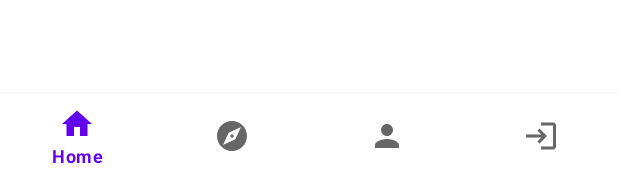
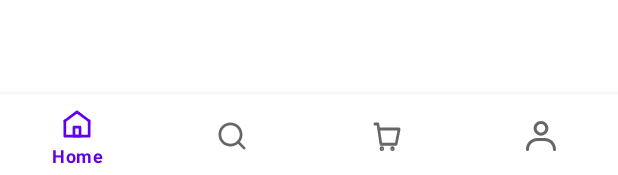
Before and after one commit to IT21168390/E-commerce_Customers_Android_App-EAD_Assessment, an Android app: the layout activity_main.xml on its own in the app's theme, with its tools: preview values and no code run, on a phone screen of 412 x 824 dp. Shown: the part 1058-1233 px from the top of the screen. Run offline under Robolectric (Android 15) with nearby library versions, the phone set to English and light mode, and no system bars.

Commit message:
Updated bottom navigation bar

```diff
--- /dev/null
+++ b/app/src/main/res/drawable/cart.xml
@@ -0,0 +1,23 @@
+<vector xmlns:android="http://schemas.android.com/apk/res/android"
+    android:width="24dp"
+    android:height="24dp"
+    android:viewportWidth="24"
+    android:viewportHeight="24">
+  <path
+      android:pathData="M8.569,21C8.848,21 9.075,20.748 9.075,20.438C9.075,20.127 8.848,19.875 8.569,19.875C8.289,19.875 8.063,20.127 8.063,20.438C8.063,20.748 8.289,21 8.569,21Z"
+      android:strokeLineJoin="round"
+      android:strokeWidth="2"
+      android:fillColor="#9098B1"
+      android:strokeColor="#9098B1"
+      android:strokeLineCap="round"/>
+  <path
+      android:pathData="M15.657,21C15.936,21 16.163,20.748 16.163,20.438C16.163,20.127 15.936,19.875 15.657,19.875C15.377,19.875 15.15,20.127 15.15,20.438C15.15,20.748 15.377,21 15.657,21Z"
+      android:strokeLineJoin="round"
+      android:strokeWidth="2"
+      android:fillColor="#9098B1"
+      android:strokeColor="#9098B1"
+      android:strokeLineCap="round"/>
+  <path
+      android:pathData="M3.9,3C3.403,3 3,3.448 3,4C3,4.553 3.403,5 3.9,5V3ZM5.925,4L6.813,3.836C6.74,3.354 6.365,3 5.925,3V4ZM7.95,17.5L7.062,17.665C7.135,18.147 7.51,18.5 7.95,18.5V17.5ZM18.075,17.5V18.5C18.497,18.5 18.862,18.175 18.954,17.717L18.075,17.5ZM20.1,7.375L20.979,7.592C21.038,7.296 20.973,6.986 20.802,6.75C20.631,6.513 20.373,6.375 20.1,6.375V7.375ZM6.938,6.375C6.44,6.375 6.037,6.823 6.037,7.375C6.037,7.928 6.44,8.375 6.938,8.375V6.375ZM3.9,5H5.925V3H3.9V5ZM5.037,4.165L7.062,17.665L8.838,17.336L6.813,3.836L5.037,4.165ZM7.95,18.5H18.075V16.5H7.95V18.5ZM18.954,17.717L20.979,7.592L19.221,7.158L17.196,17.283L18.954,17.717ZM20.1,6.375H6.938V8.375H20.1V6.375Z"
+      android:fillColor="#9098B1"/>
+</vector>
--- /dev/null
+++ b/app/src/main/res/drawable/home.xml
@@ -0,0 +1,15 @@
+<vector xmlns:android="http://schemas.android.com/apk/res/android"
+    android:width="24dp"
+    android:height="24dp"
+    android:viewportWidth="24"
+    android:viewportHeight="24">
+  <path
+      android:pathData="M3.36,9.255C2.962,9.553 2.882,10.118 3.18,10.515C3.478,10.913 4.042,10.993 4.44,10.695L3.36,9.255ZM12,3.9L12.54,3.18C12.22,2.94 11.78,2.94 11.46,3.18L12,3.9ZM19.56,10.695C19.958,10.993 20.522,10.913 20.82,10.515C21.118,10.118 21.038,9.553 20.64,9.255L19.56,10.695ZM4.44,10.695L12.54,4.62L11.46,3.18L3.36,9.255L4.44,10.695ZM11.46,4.62L19.56,10.695L20.64,9.255L12.54,3.18L11.46,4.62Z"
+      android:fillColor="#9098B1"/>
+  <path
+      android:pathData="M21,9.975C21,9.478 20.597,9.075 20.1,9.075C19.603,9.075 19.2,9.478 19.2,9.975H21ZM20.1,20.1V21C20.597,21 21,20.597 21,20.1H20.1ZM3.9,20.1H3C3,20.597 3.403,21 3.9,21V20.1ZM4.8,9.975C4.8,9.478 4.397,9.075 3.9,9.075C3.403,9.075 3,9.478 3,9.975H4.8ZM19.2,9.975V20.1H21V9.975H19.2ZM20.1,19.2H3.9V21H20.1V19.2ZM4.8,20.1V9.975H3V20.1H4.8Z"
+      android:fillColor="#9098B1"/>
+  <path
+      android:pathData="M9.975,14.025V13.125C9.478,13.125 9.075,13.528 9.075,14.025H9.975ZM14.025,14.025H14.925C14.925,13.528 14.522,13.125 14.025,13.125V14.025ZM14.025,20.1V21C14.522,21 14.925,20.597 14.925,20.1H14.025ZM9.975,20.1H9.075C9.075,20.597 9.478,21 9.975,21V20.1ZM9.975,14.925H14.025V13.125H9.975V14.925ZM13.125,14.025V20.1H14.925V14.025H13.125ZM14.025,19.2H9.975V21H14.025V19.2ZM10.875,20.1V14.025H9.075V20.1H10.875Z"
+      android:fillColor="#9098B1"/>
+</vector>
--- /dev/null
+++ b/app/src/main/res/drawable/search.xml
@@ -0,0 +1,12 @@
+<vector xmlns:android="http://schemas.android.com/apk/res/android"
+    android:width="24dp"
+    android:height="24dp"
+    android:viewportWidth="24"
+    android:viewportHeight="24">
+  <path
+      android:pathData="M17.175,10.988C17.175,14.405 14.405,17.175 10.988,17.175V18.975C15.399,18.975 18.975,15.399 18.975,10.988H17.175ZM10.988,17.175C7.57,17.175 4.8,14.405 4.8,10.988H3C3,15.399 6.576,18.975 10.988,18.975V17.175ZM4.8,10.988C4.8,7.57 7.57,4.8 10.988,4.8V3C6.576,3 3,6.576 3,10.988H4.8ZM10.988,4.8C14.405,4.8 17.175,7.57 17.175,10.988H18.975C18.975,6.576 15.399,3 10.988,3V4.8Z"
+      android:fillColor="#9098B1"/>
+  <path
+      android:pathData="M16.687,15.414C16.335,15.062 15.766,15.062 15.414,15.414C15.063,15.765 15.063,16.335 15.414,16.687L16.687,15.414ZM19.464,20.737C19.816,21.088 20.385,21.088 20.737,20.737C21.088,20.385 21.088,19.815 20.737,19.464L19.464,20.737ZM15.414,16.687L19.464,20.737L20.737,19.464L16.687,15.414L15.414,16.687Z"
+      android:fillColor="#9098B1"/>
+</vector>
--- /dev/null
+++ b/app/src/main/res/drawable/user.xml
@@ -0,0 +1,14 @@
+<vector xmlns:android="http://schemas.android.com/apk/res/android"
+    android:width="24dp"
+    android:height="24dp"
+    android:viewportWidth="24"
+    android:viewportHeight="24">
+  <path
+      android:pathData="M12,4.001C10.397,4.001 9.098,5.3 9.098,6.903C9.098,8.506 10.397,9.806 12,9.806C13.603,9.806 14.902,8.506 14.902,6.903C14.902,5.3 13.603,4.001 12,4.001ZM7.098,6.903C7.098,4.196 9.293,2.001 12,2.001C14.708,2.001 16.902,4.196 16.902,6.903C16.902,9.611 14.708,11.806 12,11.806C9.293,11.806 7.098,9.611 7.098,6.903Z"
+      android:fillColor="#9098B1"
+      android:fillType="evenOdd"/>
+  <path
+      android:pathData="M9.518,15.391C6.47,15.391 4,17.861 4,20.909V21C4,21.552 3.552,22 3,22C2.448,22 2,21.552 2,21V20.909C2,16.757 5.366,13.391 9.518,13.391H14.482C18.634,13.391 22,16.757 22,20.909V21C22,21.552 21.552,22 21,22C20.448,22 20,21.552 20,21V20.909C20,17.861 17.53,15.391 14.482,15.391H9.518Z"
+      android:fillColor="#9098B1"
+      android:fillType="evenOdd"/>
+</vector>
--- a/app/src/main/res/menu/bottom_navigation_menu.xml
+++ b/app/src/main/res/menu/bottom_navigation_menu.xml
@@ -3,15 +3,15 @@
 
     <item android:id="@+id/homeNav"
         android:title="Home"
-        android:icon="@drawable/baseline_home_24"/>
+        android:icon="@drawable/home" />
     <item android:id="@+id/exploreNav"
         android:title="Explore"
-        android:icon="@drawable/baseline_explore_24"/>
+        android:icon="@drawable/search" />
     <item android:id="@+id/profileNav"
+        android:title="Cart"
+        android:icon="@drawable/cart" />
+    <item android:id="@+id/logInNav"
         android:title="Profile"
-        android:icon="@drawable/baseline_person_24"/>
-    <item android:id="@+id/logInNav"
-        android:title="Log"
-        android:icon="@drawable/baseline_login_24"/>
+        android:icon="@drawable/user" />
 
 </menu>
```
